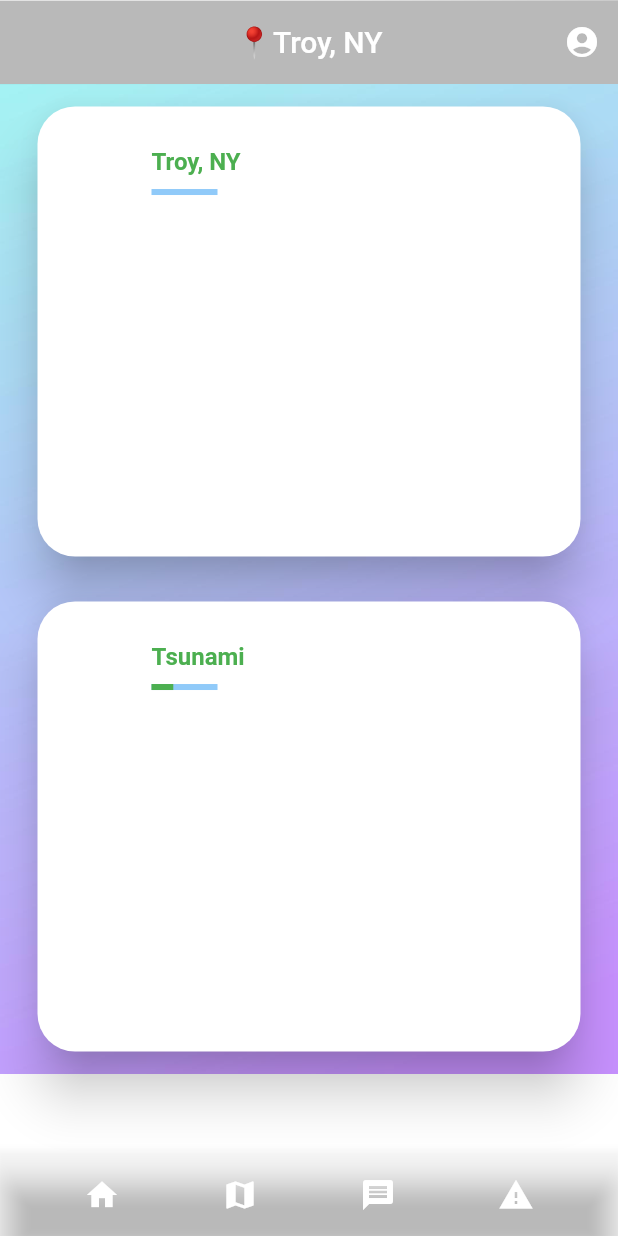
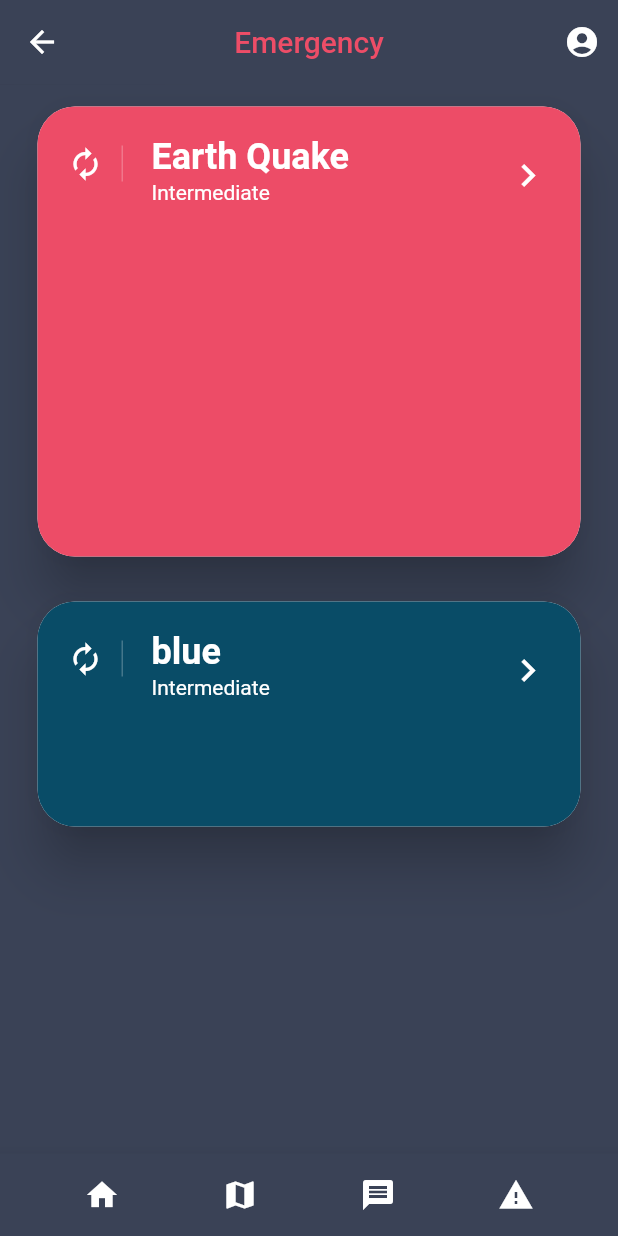
Before and after one commit to rolandrao/Hackathon2019pt2, a Flutter app: the screen it shows after launch, after a tap on the "warning" icon, on a phone screen of 412 x 824 dp. Run offline on Flutter 3.47's test engine with Material 2 defaults, Android fonts, the phone set to English and light mode, and no system bars; our stand-ins replace bloc, cached_network_image, cloud_firestore, dio, equatable, firebase_auth and 6 more; accounts and stored records are empty; network calls fail.

```diff
--- /dev/null
+++ b/lib/Emergency.dart
@@ -0,0 +1,278 @@
+
+import 'package:hackathon2019pt2/Emergency.dart';
+import 'package:hackathon2019pt2/map.dart';
+import 'package:hackathon2019pt2/model/lesson.dart';
+import 'package:hackathon2019pt2/model/Card2.dart';
+import 'package:flutter/material.dart';
+import 'package:hackathon2019pt2/detail_page.dart';
+import 'package:hackathon2019pt2/ui/home/home_page.dart';
+
+void main() => runApp(new MyApp());
+
+class MyApp extends StatelessWidget {
+  // This widget is the root of your application.
+  @override
+  Widget build(BuildContext context) {
+    return new MaterialApp(
+      title: 'Emergency',
+
+      home: new EmergencyPage(title: 'Lessons'),
+      // home: DetailPage(),
+    );
+  }
+}
+
+class EmergencyPage extends StatefulWidget {
+  EmergencyPage({Key key, this.title}) : super(key: key);
+
+  final String title;
+
+  @override
+  _EmergencyPageState createState() => _EmergencyPageState();
+}
+
+class _EmergencyPageState extends State<EmergencyPage> {
+  List lessons;
+  List Cards;
+
+  @override
+  void initState() {
+    lessons = getLessons();
+    Cards = getCards();
+    super.initState();
+  }
+
+  @override
+  Widget build(BuildContext context) {
+    ListTile makeListTile(Lesson lesson) => ListTile(
+      contentPadding:
+      EdgeInsets.symmetric(horizontal: 20.0, vertical: 10.0),
+      leading: Container(
+        padding: EdgeInsets.only(right: 12.0),
+        decoration: new BoxDecoration(
+            border: new Border(
+                right: new BorderSide(width: 1.0, color: Colors.white24))),
+        child: Icon(Icons.autorenew, color: Colors.white),
+      ),
+      title: Text(
+        lesson.title,
+        style: TextStyle(color: Colors.white, fontWeight: FontWeight.bold, fontSize: 24),
+      ),
+      subtitle: Text("Intermediate", style: TextStyle(color: Colors.white)),
+
+      trailing:
+      Icon(Icons.keyboard_arrow_right, color: Colors.white, size: 30.0),
+      onTap: () {
+        Navigator.push(
+            context,
+            MaterialPageRoute(
+                builder: (context) => DetailPage()));
+      },
+    );
+    ListTile makeListTileCards(Card2 Card) => ListTile(
+      contentPadding:
+      EdgeInsets.symmetric(horizontal: 20.0, vertical: 10.0),
+      leading: Container(
+        padding: EdgeInsets.only(right: 12.0),
+        decoration: new BoxDecoration(
+            border: new Border(
+                right: new BorderSide(width: 1.0, color: Colors.white24))),
+        child: Icon(Icons.autorenew, color: Colors.white),
+      ),
+      title: Text(
+        Card.title,
+        style: TextStyle(color: Colors.white, fontWeight: FontWeight.bold, fontSize: 24),
+      ),
+      subtitle: Text("Intermediate", style: TextStyle(color: Colors.white)),
+
+      trailing:
+      Icon(Icons.keyboard_arrow_right, color: Colors.white, size: 30.0),
+      onTap: () {
+        Navigator.push(
+            context,
+            MaterialPageRoute(
+                builder: (context) => DetailPage()));
+      },
+    );
+
+    Card makeCard(Lesson lesson) => Card(
+      elevation: 15.0,
+      margin: new EdgeInsets.symmetric(horizontal: 25.0, vertical: 15.0),
+      shape: RoundedRectangleBorder(
+        borderRadius: BorderRadius.circular(25.0),
+      ),
+      child: Container(
+        width: 200,
+        height: 300,
+        decoration: BoxDecoration(color: Color.fromRGBO(237, 76, 103, 1.0), borderRadius: BorderRadius.circular(25)),
+        child: makeListTile(lesson),
+      ),
+    );
+    Card makeCard2(Card2 Cardi) => Card(
+      elevation: 15.0,
+      margin: new EdgeInsets.symmetric(horizontal: 25.0, vertical: 15.0),
+      shape: RoundedRectangleBorder(
+        borderRadius: BorderRadius.circular(25.0),
+      ),
+      child: Container(
+        width: 200,
+        height: 300,
+        decoration: BoxDecoration(color: Color.fromRGBO(237, 76, 103, 1.0), borderRadius: BorderRadius.circular(25)),
+        child: makeListTileCards(Cardi),
+      ),
+    );
+
+     ListView makeBody() => ListView
+      (
+      children: <Widget>[
+      Card(
+      elevation: 15.0,
+      margin: new EdgeInsets.symmetric(horizontal: 25.0, vertical: 15.0),
+      shape: RoundedRectangleBorder(
+        borderRadius: BorderRadius.circular(25.0),
+      ),
+      child:
+        Container(
+          width: 200,
+          height: 300,
+          decoration: BoxDecoration(color: Color.fromRGBO(237, 76, 103, 1.0), borderRadius: BorderRadius.circular(25)),
+          child: makeListTile(Lesson(
+              title: "Earth Quake",
+              level: "Category 3",
+              indicatorValue: 0.0,
+              price: 20,
+              content:
+              "Start by taking a couple of minutes to read the info in this section. Launch your app and click on the Settings menu.  While on the settings page, click the Save button.  You should see a circular progress indicator display in the middle of the page and the user interface elements cannot be clicked due to the modal barrier that is constructed."),)
+        ),
+      ),
+        Card(
+          elevation: 15.0,
+          margin: new EdgeInsets.symmetric(horizontal: 25.0, vertical: 15.0),
+          shape: RoundedRectangleBorder(
+            borderRadius: BorderRadius.circular(25.0),
+          ),
+          child:
+          Container(
+              width: 200,
+              height: 150,
+              decoration: BoxDecoration(color: Color.fromRGBO(9, 76, 103, 1.0), borderRadius: BorderRadius.circular(25)),
+              child: makeListTile(Lesson(
+                  title: "blue",
+                  level: "Category 3",
+                  indicatorValue: 0.0,
+                  price: 20,
+                  content:
+                  "Start by taking a couple of minutes to read the info in this section. Launch your app and click on the Settings menu.  While on the settings page, click the Save button.  You should see a circular progress indicator display in the middle of the page and the user interface elements cannot be clicked due to the modal barrier that is constructed."),)
+          ),
+        )
+
+      ],
+
+
+     );
+
+    final makeBottom = Container(
+      height: 55.0,
+      child: BottomAppBar(
+        color: Color.fromRGBO(58, 66, 86, 1.0),
+        child: Row(
+          mainAxisAlignment: MainAxisAlignment.spaceEvenly,
+          children: <Widget>[
+            IconButton(
+              icon: Icon(Icons.home, color: Colors.white),
+              onPressed: () {
+
+
+              },
+
+            ),
+            IconButton(
+              icon: Icon(Icons.map, color: Colors.white),
+              onPressed: () {
+                Navigator.push(
+                  context,
+                  MaterialPageRoute(builder: (context) => MapPage()),
+                );
+              },
+            ),
+            IconButton(
+              icon: Icon(Icons.message, color: Colors.white),
+              onPressed: () {},
+            ),
+            IconButton(
+              icon: Icon(Icons.warning, color: Colors.white),
+              onPressed: () {
+
+                Navigator.push(
+                  context,
+                  MaterialPageRoute(builder: (context) => EmergencyPage()),
+                );
+
+              },
+            )
+          ],
+        ),
+      ),
+    );
+    final topAppBar = AppBar(
+      elevation: 0.1,
+      backgroundColor: Color.fromRGBO(58, 66, 86, 1.0),
+      title: Text("️Emergency️",
+          style: TextStyle(color: Color.fromRGBO(237, 77, 103, 1.0)),), centerTitle: true, toolbarOpacity: 1.0,
+      actions: <Widget>[
+        IconButton(
+          icon: Icon(Icons.account_circle),
+          onPressed: () {
+
+
+          },
+        )
+      ],
+    );
+
+    return Scaffold(
+
+      backgroundColor: Color.fromRGBO(58, 66, 86, 1.0),
+      appBar: topAppBar,
+      body: makeBody(),
+      bottomNavigationBar: makeBottom,
+    );
+  }
+}
+
+List getLessons() {
+  return [
+    Lesson(
+        title: "Earth Quake",
+        level: "Category 3",
+        indicatorValue: 0.0,
+        price: 20,
+        content:
+        "Start by taking a couple of minutes to read the info in this section. Launch your app and click on the Settings menu.  While on the settings page, click the Save button.  You should see a circular progress indicator display in the middle of the page and the user interface elements cannot be clicked due to the modal barrier that is constructed."),
+    Lesson(
+        title: "Tsunami",
+        level: "Beginner",
+        indicatorValue: 0.33,
+        price: 50,
+        content:
+        "Start by taking a couple of minutes to read the info in this section. Launch your app and click on the Settings menu.  While on the settings page, click the Save button.  You should see a circular progress indicator display in the middle of the page and the user interface elements cannot be clicked due to the modal barrier that is constructed."),
+  ];
+}
+List getCards() {
+  return [
+    Card2(
+        title: "Earth Quake",
+        level: "Category 3",
+        indicatorValue: 0.0,
+        price: 20,
+        content:
+        "Start by taking a couple of minutes to read the info in this section. Launch your app and click on the Settings menu.  While on the settings page, click the Save button.  You should see a circular progress indicator display in the middle of the page and the user interface elements cannot be clicked due to the modal barrier that is constructed."),
+    Card2(
+        title: "Tsunami",
+        level: "Beginner",
+        indicatorValue: 0.33,
+        price: 50,
+        content:
+        "Start by taking a couple of minutes to read the info in this section. Launch your app and click on the Settings menu.  While on the settings page, click the Save button.  You should see a circular progress indicator display in the middle of the page and the user interface elements cannot be clicked due to the modal barrier that is constructed."),
+  ];
+}
--- a/lib/main.dart
+++ b/lib/main.dart
@@ -1,4 +1,5 @@
 
+import 'package:hackathon2019pt2/Emergency.dart';
 import 'package:hackathon2019pt2/map.dart';
 import 'package:hackathon2019pt2/model/lesson.dart';
 import 'package:flutter/material.dart';
@@ -56,30 +57,10 @@ class _ListPageState extends State<ListPage> {
       ),
       title: Text(
         lesson.title,
-        style: TextStyle(color: Colors.green, fontWeight: FontWeight.bold),
+        style: TextStyle(color: Colors.white, fontWeight: FontWeight.bold, fontSize: 24),
       ),
-      // subtitle: Text("Intermediate", style: TextStyle(color: Colors.white)),
+       subtitle: Text("Intermediate", style: TextStyle(color: Colors.white)),
 
-      subtitle: Row(
-        children: <Widget>[
-          Expanded(
-              flex: 1,
-              child: Container(
-                // tag: 'hero',
-                child: LinearProgressIndicator(
-                   // backgroundColor: Color.fromRGBO(209, 224, 224, 0.2),
-                    value: lesson.indicatorValue,
-                    valueColor: AlwaysStoppedAnimation(Colors.green)),
-              )),
-          Expanded(
-            flex: 4,
-            child: Padding(
-                padding: EdgeInsets.only(left: 10.0),
-                child: Text(lesson.level,
-                    style: TextStyle(color: Colors.white))),
-          )
-        ],
-      ),
       trailing:
       Icon(Icons.keyboard_arrow_right, color: Colors.white, size: 30.0),
       onTap: () {
@@ -99,14 +80,14 @@ class _ListPageState extends State<ListPage> {
       child: Container(
         width: 200,
         height: 300,
-        //decoration: BoxDecoration(color: Color.fromRGBO(64, 75, 96, .9)),
+        decoration: BoxDecoration(color: Color.fromRGBO(64, 75, 96, .9), borderRadius: BorderRadius.circular(25)),
         child: makeListTile(lesson),
       ),
     );
 
     final makeBody = Container(
-      decoration: BoxDecoration(image: DecorationImage(image: AssetImage('lib/423.jpeg'), fit: BoxFit.cover)),
-      // decoration: BoxDecoration(color: Color.fromRGBO(58, 66, 86, 1.0)),
+      //decoration: BoxDecoration(image: DecorationImage(image: AssetImage('lib/423.jpeg'), fit: BoxFit.cover)),
+      decoration: BoxDecoration(color: Color.fromRGBO(58, 66, 86, 1.0)),
       child: ListView.builder(
         scrollDirection: Axis.vertical,
         shrinkWrap: true,
@@ -120,7 +101,7 @@ class _ListPageState extends State<ListPage> {
     final makeBottom = Container(
       height: 55.0,
       child: BottomAppBar(
-        color: Colors.transparent,
+        color: Color.fromRGBO(58, 66, 86, 1.0),
         child: Row(
           mainAxisAlignment: MainAxisAlignment.spaceEvenly,
           children: <Widget>[
@@ -146,7 +127,14 @@ class _ListPageState extends State<ListPage> {
             ),
             IconButton(
               icon: Icon(Icons.warning, color: Colors.white),
-              onPressed: () {},
+              onPressed: () {
+
+                Navigator.push(
+                  context,
+                  MaterialPageRoute(builder: (context) => EmergencyPage()),
+                );
+
+              },
             )
           ],
         ),
@@ -154,7 +142,7 @@ class _ListPageState extends State<ListPage> {
     );
     final topAppBar = AppBar(
       elevation: 0.1,
-      backgroundColor: Colors.transparent,
+      backgroundColor: Color.fromRGBO(58, 66, 86, 1.0),
       title: Text("📍Troy, NY"), centerTitle: true, toolbarOpacity: 1.0,
       actions: <Widget>[
         IconButton(
--- a/lib/map.dart
+++ b/lib/map.dart
@@ -5,7 +5,7 @@ import 'package:hackathon2019pt2/main.dart';
 import 'package:hackathon2019pt2/universal/dev_scaffold.dart';
 import 'package:google_maps_flutter/google_maps_flutter.dart';
 import 'package:cloud_firestore/cloud_firestore.dart';
-import 'package:hackathon2019pt2/utils/readCSV.dart';
+//import 'package:hackathon2019pt2/utils/readCSV.dart';
 import 'package:flutter/cupertino.dart';
 import "package:dio/dio.dart";
 
--- /dev/null
+++ b/lib/model/Card2.dart
@@ -0,0 +1,10 @@
+class Card2 {
+  String title;
+  String level;
+  double indicatorValue;
+  int price;
+  String content;
+
+  Card2(
+      {this.title, this.level, this.indicatorValue, this.price, this.content});
+}
--- a/pubspec.yaml
+++ b/pubspec.yaml
@@ -40,6 +40,7 @@ dependencies:
   google_maps_flutter: ^0.5.19+2
   http: ^0.12.0+2
   flutter_google_places: ^0.2.3
+
     # The following adds the Cupertino Icons font to your application.
     # Use with the CupertinoIcons class for iOS style icons.
   cupertino_icons: ^0.1.2
```
Also changed, not shown: 1 other file.
